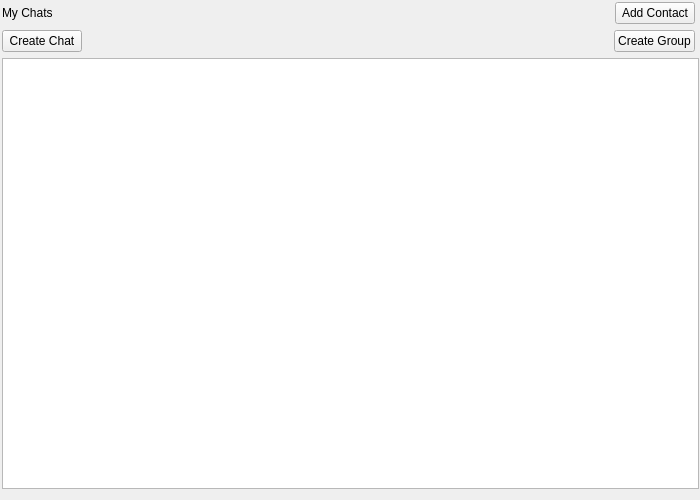
First picture: the form in Chat-Application/Chats.ui, repository verina101/Chat-Application, before the edit.
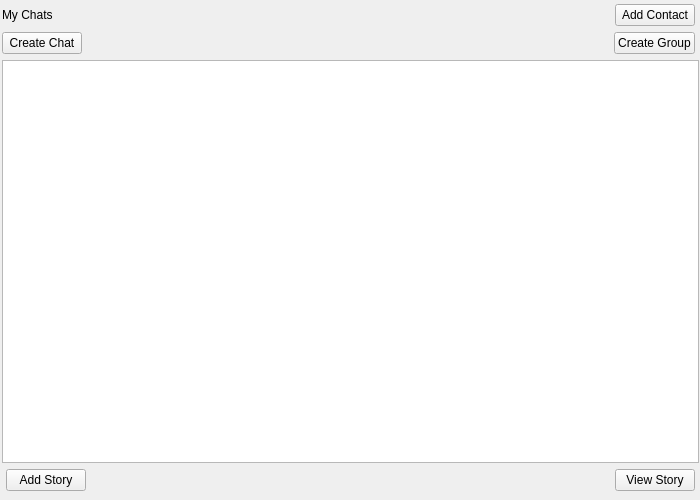
Second picture: the form after the edit.

Commit message: connection between chat and chatroom & desgin

```diff
--- a/Chat-Application/Chats.ui
+++ b/Chat-Application/Chats.ui
@@ -27,7 +27,7 @@
      <property name="geometry">
       <rect>
        <x>0</x>
-       <y>0</y>
+       <y>2</y>
        <width>701</width>
        <height>491</height>
       </rect>
@@ -122,6 +122,46 @@
       <item>
        <widget class="QListWidget" name="listWidget"/>
       </item>
+      <item>
+       <layout class="QHBoxLayout" name="horizontalLayout_3">
+        <property name="leftMargin">
+         <number>4</number>
+        </property>
+        <property name="topMargin">
+         <number>0</number>
+        </property>
+        <property name="rightMargin">
+         <number>4</number>
+        </property>
+        <item>
+         <widget class="QPushButton" name="pushButton_addStory">
+          <property name="text">
+           <string>Add Story</string>
+          </property>
+         </widget>
+        </item>
+        <item>
+         <spacer name="horizontalSpacer_3">
+          <property name="orientation">
+           <enum>Qt::Horizontal</enum>
+          </property>
+          <property name="sizeHint" stdset="0">
+           <size>
+            <width>40</width>
+            <height>20</height>
+           </size>
+          </property>
+         </spacer>
+        </item>
+        <item>
+         <widget class="QPushButton" name="pushButton_viewStory">
+          <property name="text">
+           <string>View Story</string>
+          </property>
+         </widget>
+        </item>
+       </layout>
+      </item>
      </layout>
     </widget>
    </widget>
```
The commit also changes 40 other files.
